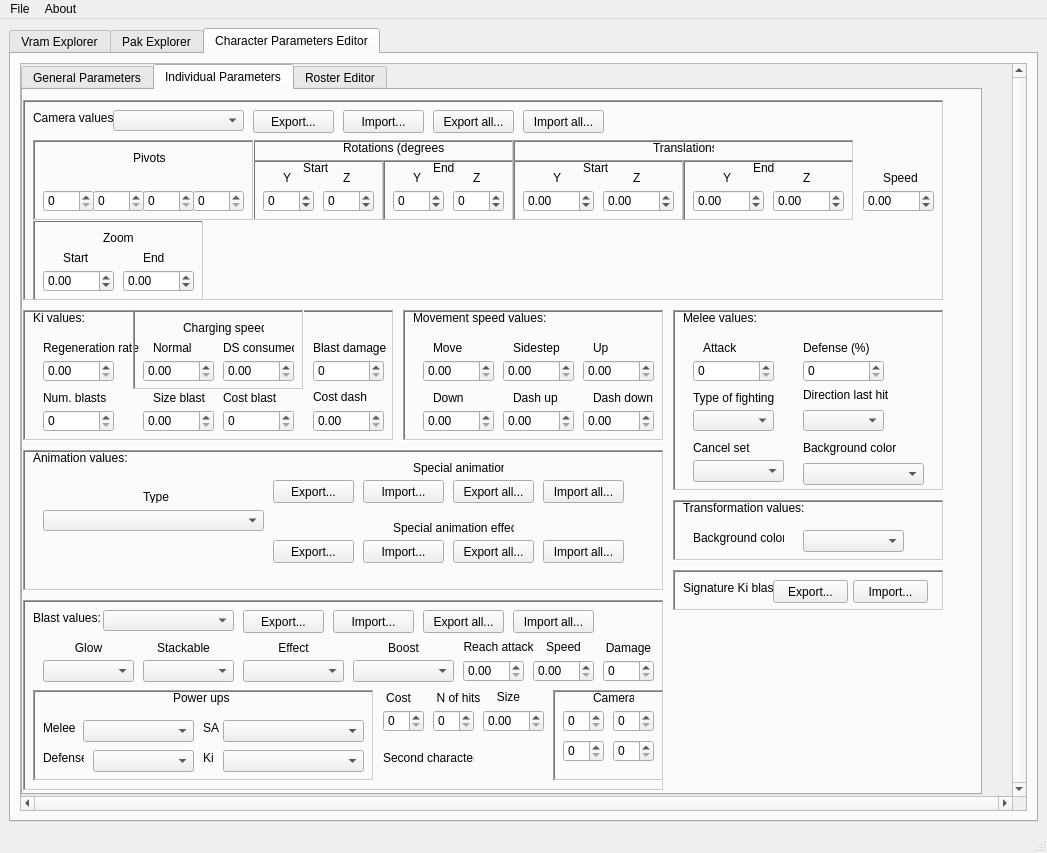
Before: the Qt Designer form lib/design/Raging_Tools/Raging_Tools.ui in adsl14/Raging-tools, drawn with Qt 5.
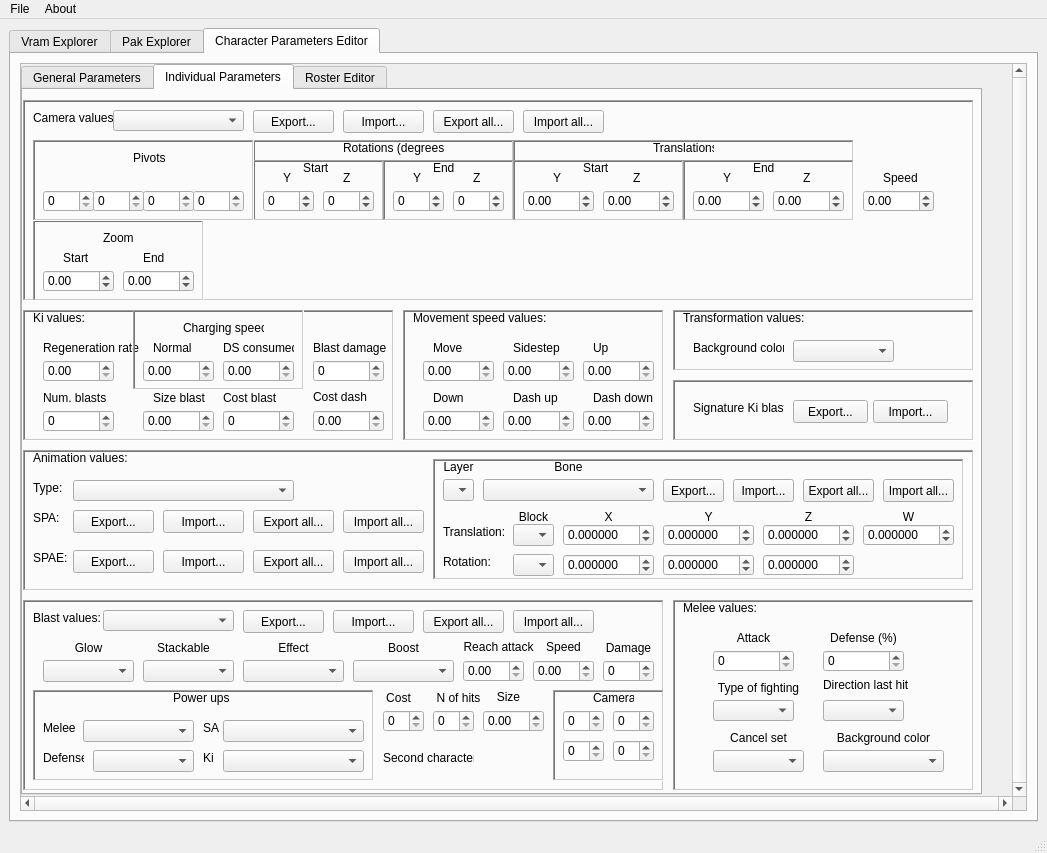
After: the same form once the commit is applied. The open tabs and pages were chosen to show the change. Icons and pictures are not drawn.

Commit message: Bones section will be responsive when we change layers, bones, translations or rotations (WIP)

```diff
--- a/lib/design/Raging_Tools/Raging_Tools.ui
+++ b/lib/design/Raging_Tools/Raging_Tools.ui
@@ -5033,7 +5033,7 @@
                <rect>
                 <x>0</x>
                 <y>360</y>
-                <width>641</width>
+                <width>951</width>
                 <height>141</height>
                </rect>
               </property>
@@ -5065,8 +5065,8 @@
               <widget class="QPushButton" name="exportAllAnimationButton">
                <property name="geometry">
                 <rect>
-                 <x>430</x>
-                 <y>30</y>
+                 <x>230</x>
+                 <y>60</y>
                  <width>81</width>
                  <height>23</height>
                 </rect>
@@ -5078,8 +5078,8 @@
               <widget class="QPushButton" name="importAllAnimationButton">
                <property name="geometry">
                 <rect>
-                 <x>520</x>
-                 <y>30</y>
+                 <x>320</x>
+                 <y>60</y>
                  <width>81</width>
                  <height>23</height>
                 </rect>
@@ -5091,8 +5091,8 @@
               <widget class="QPushButton" name="importAnimationButton">
                <property name="geometry">
                 <rect>
-                 <x>340</x>
-                 <y>30</y>
+                 <x>140</x>
+                 <y>60</y>
                  <width>81</width>
                  <height>23</height>
                 </rect>
@@ -5104,8 +5104,8 @@
               <widget class="QComboBox" name="animation_type_value">
                <property name="geometry">
                 <rect>
-                 <x>20</x>
-                 <y>60</y>
+                 <x>50</x>
+                 <y>30</y>
                  <width>221</width>
                  <height>21</height>
                 </rect>
@@ -5114,8 +5114,8 @@
               <widget class="QPushButton" name="exportAnimationButton">
                <property name="geometry">
                 <rect>
-                 <x>250</x>
-                 <y>30</y>
+                 <x>50</x>
+                 <y>60</y>
                  <width>81</width>
                  <height>23</height>
                 </rect>
@@ -5127,9 +5127,9 @@
               <widget class="QLabel" name="animation_text">
                <property name="geometry">
                 <rect>
-                 <x>390</x>
-                 <y>10</y>
-                 <width>91</width>
+                 <x>10</x>
+                 <y>60</y>
+                 <width>41</width>
                  <height>16</height>
                 </rect>
                </property>
@@ -5137,14 +5137,14 @@
                 <string>&lt;html&gt;&lt;head/&gt;&lt;body&gt;&lt;p&gt;Holds the frames of the animation.&lt;/p&gt;&lt;/body&gt;&lt;/html&gt;</string>
                </property>
                <property name="text">
-                <string>Special animation</string>
+                <string>SPA:</string>
                </property>
               </widget>
               <widget class="QPushButton" name="importAllAnimationEffectsButton">
                <property name="geometry">
                 <rect>
-                 <x>520</x>
-                 <y>90</y>
+                 <x>320</x>
+                 <y>100</y>
                  <width>81</width>
                  <height>23</height>
                 </rect>
@@ -5156,8 +5156,8 @@
               <widget class="QPushButton" name="exportAnimationEffectsButton">
                <property name="geometry">
                 <rect>
-                 <x>250</x>
-                 <y>90</y>
+                 <x>50</x>
+                 <y>100</y>
                  <width>81</width>
                  <height>23</height>
                 </rect>
@@ -5169,9 +5169,9 @@
               <widget class="QLabel" name="animation_text_2">
                <property name="geometry">
                 <rect>
-                 <x>370</x>
-                 <y>70</y>
-                 <width>121</width>
+                 <x>10</x>
+                 <y>100</y>
+                 <width>41</width>
                  <height>16</height>
                 </rect>
                </property>
@@ -5179,14 +5179,14 @@
                 <string>&lt;html&gt;&lt;head/&gt;&lt;body&gt;&lt;p&gt;Holds the effects and keyframes for the animations.&lt;/p&gt;&lt;/body&gt;&lt;/html&gt;</string>
                </property>
                <property name="text">
-                <string>Special animation effects</string>
+                <string>SPAE:</string>
                </property>
               </widget>
               <widget class="QPushButton" name="exportAllAnimationEffectsButton">
                <property name="geometry">
                 <rect>
-                 <x>430</x>
-                 <y>90</y>
+                 <x>230</x>
+                 <y>100</y>
                  <width>81</width>
                  <height>23</height>
                 </rect>
@@ -5198,8 +5198,8 @@
               <widget class="QPushButton" name="importAnimationEffectsButton">
                <property name="geometry">
                 <rect>
-                 <x>340</x>
-                 <y>90</y>
+                 <x>140</x>
+                 <y>100</y>
                  <width>81</width>
                  <height>23</height>
                 </rect>
@@ -5211,15 +5211,448 @@
               <widget class="QLabel" name="animation_type_2">
                <property name="geometry">
                 <rect>
-                 <x>120</x>
-                 <y>40</y>
-                 <width>47</width>
-                 <height>13</height>
+                 <x>10</x>
+                 <y>30</y>
+                 <width>41</width>
+                 <height>16</height>
                 </rect>
                </property>
                <property name="text">
-                <string>Type</string>
+                <string>Type:</string>
                </property>
+               <property name="alignment">
+                <set>Qt::AlignLeading|Qt::AlignLeft|Qt::AlignVCenter</set>
+               </property>
+              </widget>
+              <widget class="QFrame" name="bones_frame_section">
+               <property name="geometry">
+                <rect>
+                 <x>410</x>
+                 <y>9</y>
+                 <width>531</width>
+                 <height>121</height>
+                </rect>
+               </property>
+               <property name="frameShape">
+                <enum>QFrame::WinPanel</enum>
+               </property>
+               <property name="frameShadow">
+                <enum>QFrame::Sunken</enum>
+               </property>
+               <widget class="QLabel" name="animation_bone_rotation_text">
+                <property name="geometry">
+                 <rect>
+                  <x>10</x>
+                  <y>95</y>
+                  <width>61</width>
+                  <height>16</height>
+                 </rect>
+                </property>
+                <property name="text">
+                 <string>Rotation:</string>
+                </property>
+               </widget>
+               <widget class="QLabel" name="animation_bone_W_text">
+                <property name="geometry">
+                 <rect>
+                  <x>430</x>
+                  <y>50</y>
+                  <width>91</width>
+                  <height>16</height>
+                 </rect>
+                </property>
+                <property name="text">
+                 <string>W</string>
+                </property>
+                <property name="alignment">
+                 <set>Qt::AlignCenter</set>
+                </property>
+               </widget>
+               <widget class="QPushButton" name="animation_import_bone">
+                <property name="geometry">
+                 <rect>
+                  <x>300</x>
+                  <y>20</y>
+                  <width>61</width>
+                  <height>23</height>
+                 </rect>
+                </property>
+                <property name="text">
+                 <string>Import...</string>
+                </property>
+               </widget>
+               <widget class="QPushButton" name="animation_export_bone">
+                <property name="geometry">
+                 <rect>
+                  <x>230</x>
+                  <y>20</y>
+                  <width>61</width>
+                  <height>23</height>
+                 </rect>
+                </property>
+                <property name="text">
+                 <string>Export...</string>
+                </property>
+               </widget>
+               <widget class="QDoubleSpinBox" name="animation_bone_translation_Y_value">
+                <property name="geometry">
+                 <rect>
+                  <x>230</x>
+                  <y>65</y>
+                  <width>91</width>
+                  <height>22</height>
+                 </rect>
+                </property>
+                <property name="decimals">
+                 <number>6</number>
+                </property>
+                <property name="minimum">
+                 <double>-999.999999000000003</double>
+                </property>
+                <property name="maximum">
+                 <double>999.999999000000003</double>
+                </property>
+                <property name="singleStep">
+                 <double>0.500000000000000</double>
+                </property>
+                <property name="value">
+                 <double>0.000000000000000</double>
+                </property>
+               </widget>
+               <widget class="QLabel" name="animation_bone_block_text">
+                <property name="geometry">
+                 <rect>
+                  <x>80</x>
+                  <y>50</y>
+                  <width>41</width>
+                  <height>16</height>
+                 </rect>
+                </property>
+                <property name="toolTip">
+                 <string>&lt;html&gt;&lt;head/&gt;&lt;body&gt;&lt;p&gt;Each translation and rotation, has a unique number of blocks each of one. Select the block you want to edit in order to edit the values of that block (related to frames probably, but not sure since each translation and rotation has a unique number of blocks)&lt;/p&gt;&lt;/body&gt;&lt;/html&gt;</string>
+                </property>
+                <property name="text">
+                 <string>Block</string>
+                </property>
+                <property name="alignment">
+                 <set>Qt::AlignCenter</set>
+                </property>
+               </widget>
+               <widget class="QLabel" name="animation_spas_layer_text">
+                <property name="geometry">
+                 <rect>
+                  <x>0</x>
+                  <y>0</y>
+                  <width>51</width>
+                  <height>16</height>
+                 </rect>
+                </property>
+                <property name="toolTip">
+                 <string>&lt;html&gt;&lt;head/&gt;&lt;body&gt;&lt;p&gt;Since this tools makes a mix of spa files into one single file (spas), this option will let you select the spa animation you want to edit in the spas file&lt;/p&gt;&lt;/body&gt;&lt;/html&gt;</string>
+                </property>
+                <property name="text">
+                 <string>Layer</string>
+                </property>
+                <property name="alignment">
+                 <set>Qt::AlignCenter</set>
+                </property>
+               </widget>
+               <widget class="QComboBox" name="animation_bone_rotation_block_value">
+                <property name="geometry">
+                 <rect>
+                  <x>80</x>
+                  <y>95</y>
+                  <width>41</width>
+                  <height>22</height>
+                 </rect>
+                </property>
+               </widget>
+               <widget class="QLabel" name="animation_bone_translation_text">
+                <property name="geometry">
+                 <rect>
+                  <x>10</x>
+                  <y>65</y>
+                  <width>71</width>
+                  <height>16</height>
+                 </rect>
+                </property>
+                <property name="text">
+                 <string>Translation:</string>
+                </property>
+               </widget>
+               <widget class="QComboBox" name="animation_spas_layer_value">
+                <property name="geometry">
+                 <rect>
+                  <x>10</x>
+                  <y>20</y>
+                  <width>31</width>
+                  <height>22</height>
+                 </rect>
+                </property>
+               </widget>
+               <widget class="QPushButton" name="animation_export_all_bone">
+                <property name="geometry">
+                 <rect>
+                  <x>370</x>
+                  <y>20</y>
+                  <width>71</width>
+                  <height>23</height>
+                 </rect>
+                </property>
+                <property name="text">
+                 <string>Export all...</string>
+                </property>
+               </widget>
+               <widget class="QLabel" name="animation_bone_Z_text">
+                <property name="geometry">
+                 <rect>
+                  <x>330</x>
+                  <y>50</y>
+                  <width>91</width>
+                  <height>16</height>
+                 </rect>
+                </property>
+                <property name="text">
+                 <string>Z</string>
+                </property>
+                <property name="alignment">
+                 <set>Qt::AlignCenter</set>
+                </property>
+               </widget>
+               <widget class="QDoubleSpinBox" name="animation_bone_translation_W_value">
+                <property name="geometry">
+                 <rect>
+                  <x>430</x>
+                  <y>65</y>
+                  <width>91</width>
+                  <height>22</height>
+                 </rect>
+                </property>
+                <property name="decimals">
+                 <number>6</number>
+                </property>
+                <property name="minimum">
+                 <double>-999.999999000000003</double>
+                </property>
+                <property name="maximum">
+                 <double>999.999999000000003</double>
+                </property>
+                <property name="singleStep">
+                 <double>0.500000000000000</double>
+                </property>
+                <property name="value">
+                 <double>0.000000000000000</double>
+                </property>
+               </widget>
+               <widget class="QDoubleSpinBox" name="animation_bone_translation_Z_value">
+                <property name="geometry">
+                 <rect>
+                  <x>330</x>
+                  <y>65</y>
+                  <width>91</width>
+                  <height>22</height>
+                 </rect>
+                </property>
+                <property name="decimals">
+                 <number>6</number>
+                </property>
+                <property name="minimum">
+                 <double>-999.999999000000003</double>
+                </property>
+                <property name="maximum">
+                 <double>999.999999000000003</double>
+                </property>
+                <property name="singleStep">
+                 <double>0.500000000000000</double>
+                </property>
+                <property name="value">
+                 <double>0.000000000000000</double>
+                </property>
+               </widget>
+               <widget class="QDoubleSpinBox" name="animation_bone_rotation_X_value">
+                <property name="geometry">
+                 <rect>
+                  <x>130</x>
+                  <y>95</y>
+                  <width>91</width>
+                  <height>22</height>
+                 </rect>
+                </property>
+                <property name="decimals">
+                 <number>6</number>
+                </property>
+                <property name="minimum">
+                 <double>-999.999999000000003</double>
+                </property>
+                <property name="maximum">
+                 <double>999.999999000000003</double>
+                </property>
+                <property name="singleStep">
+                 <double>0.500000000000000</double>
+                </property>
+                <property name="value">
+                 <double>0.000000000000000</double>
+                </property>
+               </widget>
+               <widget class="QPushButton" name="animation_import_all_bone">
+                <property name="geometry">
+                 <rect>
+                  <x>450</x>
+                  <y>20</y>
+                  <width>71</width>
+                  <height>23</height>
+                 </rect>
+                </property>
+                <property name="text">
+                 <string>Import all...</string>
+                </property>
+               </widget>
+               <widget class="QDoubleSpinBox" name="animation_bone_rotation_Y_value">
+                <property name="geometry">
+                 <rect>
+                  <x>230</x>
+                  <y>95</y>
+                  <width>91</width>
+                  <height>22</height>
+                 </rect>
+                </property>
+                <property name="decimals">
+                 <number>6</number>
+                </property>
+                <property name="minimum">
+                 <double>-999.999999000000003</double>
+                </property>
+                <property name="maximum">
+                 <double>999.999999000000003</double>
+                </property>
+                <property name="singleStep">
+                 <double>0.500000000000000</double>
+                </property>
+                <property name="value">
+                 <double>0.000000000000000</double>
+                </property>
+               </widget>
+               <widget class="QLabel" name="animation_bone_text">
+                <property name="geometry">
+                 <rect>
+                  <x>50</x>
+                  <y>0</y>
+                  <width>171</width>
+                  <height>16</height>
+                 </rect>
+                </property>
+                <property name="toolTip">
+                 <string>&lt;html&gt;&lt;head/&gt;&lt;body&gt;&lt;p&gt;The bone of the animation you want to edit&lt;/p&gt;&lt;/body&gt;&lt;/html&gt;</string>
+                </property>
+                <property name="text">
+                 <string>Bone</string>
+                </property>
+                <property name="alignment">
+                 <set>Qt::AlignCenter</set>
+                </property>
+               </widget>
+               <widget class="QDoubleSpinBox" name="animation_bone_rotation_Z_value">
+                <property name="geometry">
+                 <rect>
+                  <x>330</x>
+                  <y>95</y>
+                  <width>91</width>
+                  <height>22</height>
+                 </rect>
+                </property>
+                <property name="decimals">
+                 <number>6</number>
+                </property>
+                <property name="minimum">
+                 <double>-999.999999000000003</double>
+                </property>
+                <property name="maximum">
+                 <double>999.999999000000003</double>
+                </property>
+                <property name="singleStep">
+                 <double>0.500000000000000</double>
+                </property>
+                <property name="value">
+                 <double>0.000000000000000</double>
+                </property>
+               </widget>
+               <widget class="QLabel" name="animation_bone_X_text">
+                <property name="geometry">
+                 <rect>
+                  <x>130</x>
+                  <y>50</y>
+                  <width>91</width>
+                  <height>16</height>
+                 </rect>
+                </property>
+                <property name="text">
+                 <string>X</string>
+                </property>
+                <property name="alignment">
+                 <set>Qt::AlignCenter</set>
+                </property>
+               </widget>
+               <widget class="QComboBox" name="animation_bone_value">
+                <property name="geometry">
+                 <rect>
+                  <x>50</x>
+                  <y>20</y>
+                  <width>171</width>
+                  <height>22</height>
+                 </rect>
+                </property>
+               </widget>
+               <widget class="QComboBox" name="animation_bone_translation_block_value">
+                <property name="geometry">
+                 <rect>
+                  <x>80</x>
+                  <y>65</y>
+                  <width>41</width>
+                  <height>22</height>
+                 </rect>
+                </property>
+               </widget>
+               <widget class="QLabel" name="animation_bone_Y_text">
+                <property name="geometry">
+                 <rect>
+                  <x>230</x>
+                  <y>50</y>
+                  <width>91</width>
+                  <height>16</height>
+                 </rect>
+                </property>
+                <property name="text">
+                 <string>Y</string>
+                </property>
+                <property name="alignment">
+                 <set>Qt::AlignCenter</set>
+                </property>
+               </widget>
+               <widget class="QDoubleSpinBox" name="animation_bone_translation_X_value">
+                <property name="geometry">
+                 <rect>
+                  <x>130</x>
+                  <y>65</y>
+                  <width>91</width>
+                  <height>22</height>
+                 </rect>
+                </property>
+                <property name="decimals">
+                 <number>6</number>
+                </property>
+                <property name="minimum">
+                 <double>-999.999999000000003</double>
+                </property>
+                <property name="maximum">
+                 <double>999.999999000000003</double>
+                </property>
+                <property name="singleStep">
+                 <double>0.500000000000000</double>
+                </property>
+                <property name="value">
+                 <double>0.000000000000000</double>
+                </property>
+               </widget>
               </widget>
              </widget>
              <widget class="QFrame" name="camera_values">
@@ -5227,7 +5660,7 @@
                <rect>
                 <x>0</x>
                 <y>10</y>
-                <width>921</width>
+                <width>951</width>
                 <height>201</height>
                </rect>
               </property>
@@ -6145,9 +6578,9 @@
               <property name="geometry">
                <rect>
                 <x>650</x>
-                <y>220</y>
-                <width>271</width>
-                <height>181</height>
+                <y>510</y>
+                <width>301</width>
+                <height>191</height>
                </rect>
               </property>
               <property name="frameShape">
@@ -6175,7 +6608,7 @@
               <widget class="QSpinBox" name="defense_value">
                <property name="geometry">
                 <rect>
-                 <x>130</x>
+                 <x>150</x>
                  <y>50</y>
                  <width>81</width>
                  <height>22</height>
@@ -6203,9 +6636,9 @@
               <widget class="QLabel" name="defense_text">
                <property name="geometry">
                 <rect>
-                 <x>130</x>
+                 <x>150</x>
                  <y>30</y>
-                 <width>71</width>
+                 <width>81</width>
                  <height>16</height>
                 </rect>
                </property>
@@ -6215,13 +6648,16 @@
                <property name="text">
                 <string>Defense (%)</string>
                </property>
+               <property name="alignment">
+                <set>Qt::AlignCenter</set>
+               </property>
               </widget>
               <widget class="QLabel" name="attack_text">
                <property name="geometry">
                 <rect>
-                 <x>30</x>
+                 <x>40</x>
                  <y>30</y>
-                 <width>41</width>
+                 <width>81</width>
                  <height>16</height>
                 </rect>
                </property>
@@ -6231,11 +6667,14 @@
                <property name="text">
                 <string>Attack</string>
                </property>
+               <property name="alignment">
+                <set>Qt::AlignCenter</set>
+               </property>
               </widget>
               <widget class="QSpinBox" name="attack_value">
                <property name="geometry">
                 <rect>
-                 <x>20</x>
+                 <x>40</x>
                  <y>50</y>
                  <width>81</width>
                  <height>22</height>
@@ -6257,7 +6696,7 @@
               <widget class="QLabel" name="type_fighting_text">
                <property name="geometry">
                 <rect>
-                 <x>20</x>
+                 <x>40</x>
                  <y>80</y>
                  <width>91</width>
                  <height>16</height>
@@ -6269,11 +6708,14 @@
                <property name="text">
                 <string>Type of fighting</string>
                </property>
+               <property name="alignment">
+                <set>Qt::AlignCenter</set>
+               </property>
               </widget>
               <widget class="QComboBox" name="type_fighting_value">
                <property name="geometry">
                 <rect>
-                 <x>20</x>
+                 <x>40</x>
                  <y>100</y>
                  <width>81</width>
                  <height>21</height>
@@ -6283,7 +6725,7 @@
               <widget class="QLabel" name="direction_last_hit_combo_text">
                <property name="geometry">
                 <rect>
-                 <x>130</x>
+                 <x>150</x>
                  <y>77</y>
                  <width>91</width>
                  <height>16</height>
@@ -6299,8 +6741,8 @@
               <widget class="QComboBox" name="background_color_combo_value">
                <property name="geometry">
                 <rect>
-                 <x>130</x>
-                 <y>153</y>
+                 <x>150</x>
+                 <y>150</y>
                  <width>121</width>
                  <height>22</height>
                 </rect>
@@ -6309,9 +6751,9 @@
               <widget class="QLabel" name="background_color_combo_text">
                <property name="geometry">
                 <rect>
-                 <x>130</x>
+                 <x>150</x>
                  <y>130</y>
-                 <width>101</width>
+                 <width>121</width>
                  <height>16</height>
                 </rect>
                </property>
@@ -6321,11 +6763,14 @@
                <property name="text">
                 <string>Background color</string>
                </property>
+               <property name="alignment">
+                <set>Qt::AlignCenter</set>
+               </property>
               </widget>
               <widget class="QComboBox" name="direction_last_hit_combo_value">
                <property name="geometry">
                 <rect>
-                 <x>130</x>
+                 <x>150</x>
                  <y>100</y>
                  <width>81</width>
                  <height>21</height>
@@ -6335,9 +6780,9 @@
               <widget class="QLabel" name="cancel_set_text">
                <property name="geometry">
                 <rect>
-                 <x>20</x>
+                 <x>40</x>
                  <y>130</y>
-                 <width>81</width>
+                 <width>91</width>
                  <height>16</height>
                 </rect>
                </property>
@@ -6347,11 +6792,14 @@
                <property name="text">
                 <string>Cancel set</string>
                </property>
+               <property name="alignment">
+                <set>Qt::AlignCenter</set>
+               </property>
               </widget>
               <widget class="QComboBox" name="cancel_set_value">
                <property name="geometry">
                 <rect>
-                 <x>20</x>
+                 <x>40</x>
                  <y>150</y>
                  <width>91</width>
                  <height>22</height>
@@ -7296,8 +7744,8 @@
               <property name="geometry">
                <rect>
                 <x>650</x>
-                <y>410</y>
-                <width>271</width>
+                <y>220</y>
+                <width>301</width>
                 <height>61</height>
                </rect>
               </property>
@@ -7326,7 +7774,7 @@
               <widget class="QComboBox" name="background_color_trans_value">
                <property name="geometry">
                 <rect>
-                 <x>130</x>
+                 <x>120</x>
                  <y>30</y>
                  <width>101</width>
                  <height>22</height>
@@ -7354,9 +7802,9 @@
               <property name="geometry">
                <rect>
                 <x>650</x>
-                <y>480</y>
-                <width>271</width>
-                <height>41</height>
+                <y>290</y>
+                <width>301</width>
+                <height>61</height>
                </rect>
               </property>
               <property name="frameShape">
@@ -7368,8 +7816,8 @@
               <widget class="QLabel" name="signature_ki_blast_text">
                <property name="geometry">
                 <rect>
-                 <x>10</x>
-                 <y>10</y>
+                 <x>20</x>
+                 <y>20</y>
                  <width>91</width>
                  <height>16</height>
                 </rect>
@@ -7384,8 +7832,8 @@
               <widget class="QPushButton" name="signature_ki_blast_export">
                <property name="geometry">
                 <rect>
-                 <x>100</x>
-                 <y>10</y>
+                 <x>120</x>
+                 <y>20</y>
                  <width>75</width>
                  <height>23</height>
                 </rect>
@@ -7397,8 +7845,8 @@
               <widget class="QPushButton" name="signature_ki_blast_import">
                <property name="geometry">
                 <rect>
-                 <x>180</x>
-                 <y>10</y>
+                 <x>200</x>
+                 <y>20</y>
                  <width>75</width>
                  <height>23</height>
                 </rect>
```
The commit also changes 8 other files.
